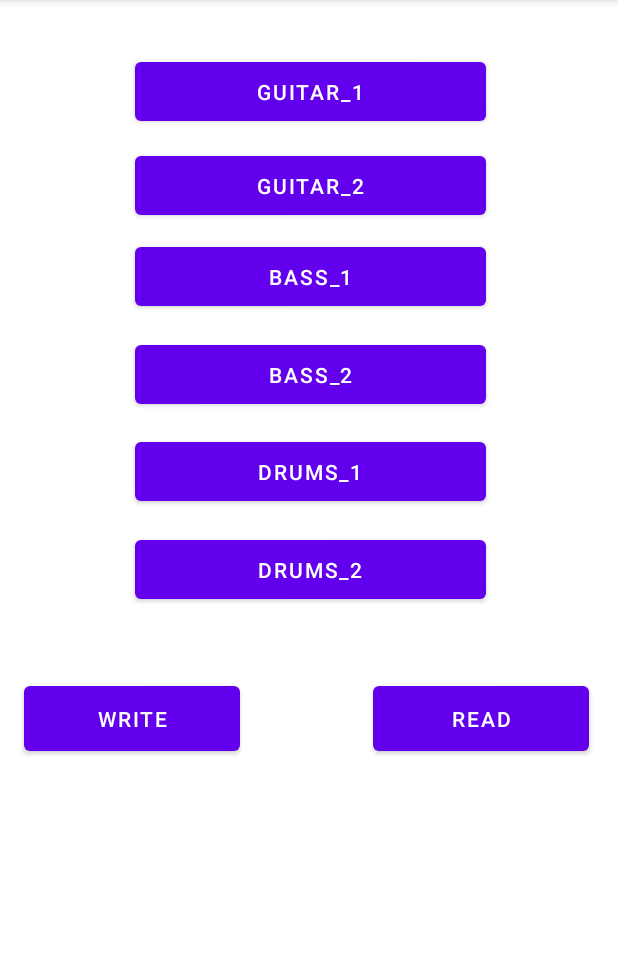
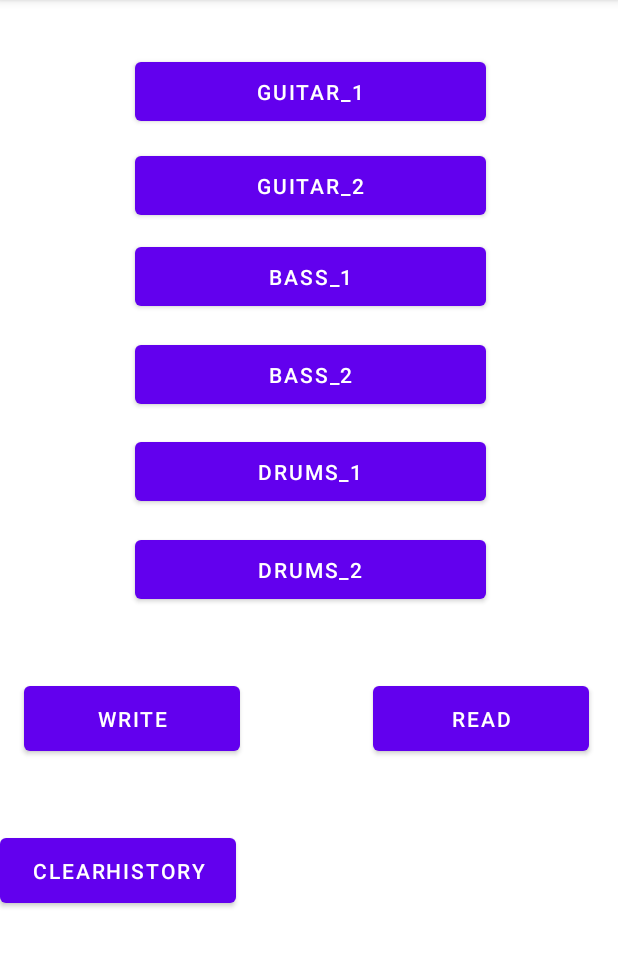
Before and after one commit to Laudi721/Melodies, an Android app: the screen it shows after launch (MainActivity), on a phone screen of 412 x 824 dp, the part 84-1051 px from its top. Run offline under Robolectric (Android 15) with nearby library versions, the phone set to English and light mode, and no system bars.

Commit message:
apka spelniajaca wymagania na 4

```diff
--- a/app/src/main/res/layout/activity_main.xml
+++ b/app/src/main/res/layout/activity_main.xml
@@ -100,4 +100,17 @@
         app:layout_constraintEnd_toEndOf="parent"
         app:layout_constraintTop_toBottomOf="@+id/button6" />
 
+    <Button
+        android:id="@+id/button9"
+        android:layout_width="157dp"
+        android:layout_height="55dp"
+        android:layout_marginTop="46dp"
+        android:layout_marginBottom="127dp"
+        android:onClick="ClearHistory"
+        android:text="ClearHistory"
+        app:layout_constraintBottom_toBottomOf="parent"
+        app:layout_constraintTop_toBottomOf="@+id/button"
+        app:layout_constraintVertical_bias="0.0"
+        tools:layout_editor_absoluteX="133dp" />
+
 </androidx.constraintlayout.widget.ConstraintLayout>
```
Also changed, not shown: app/src/main/java/com/example/melodies/MainActivity.java (+31 -26 lines).
